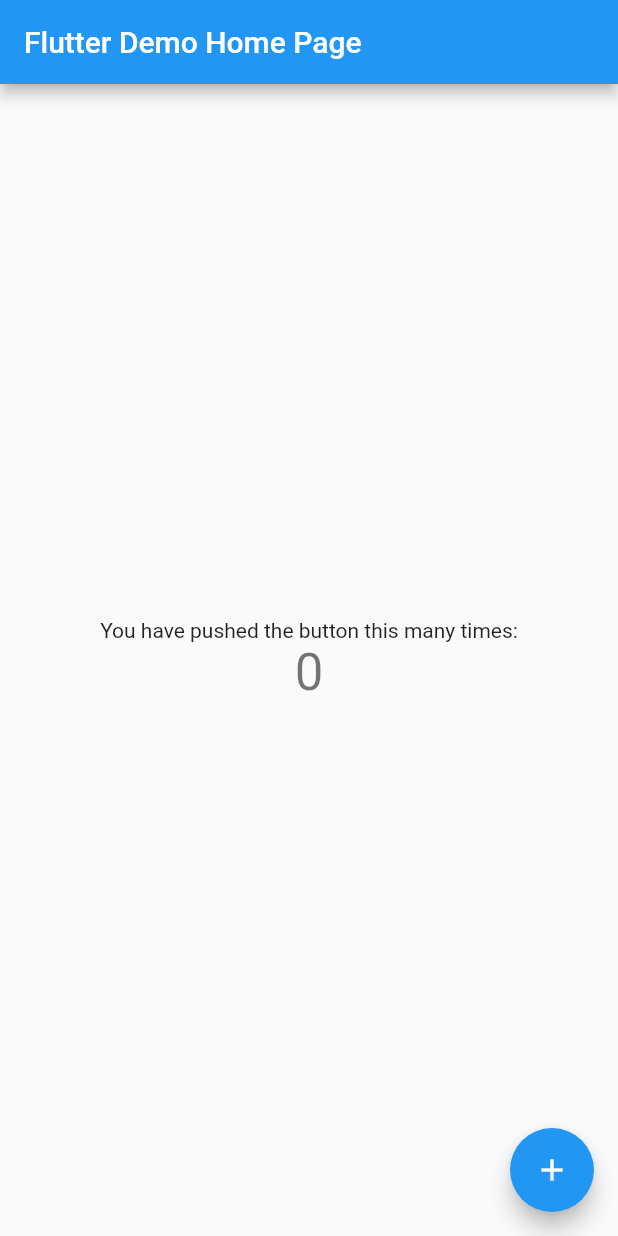
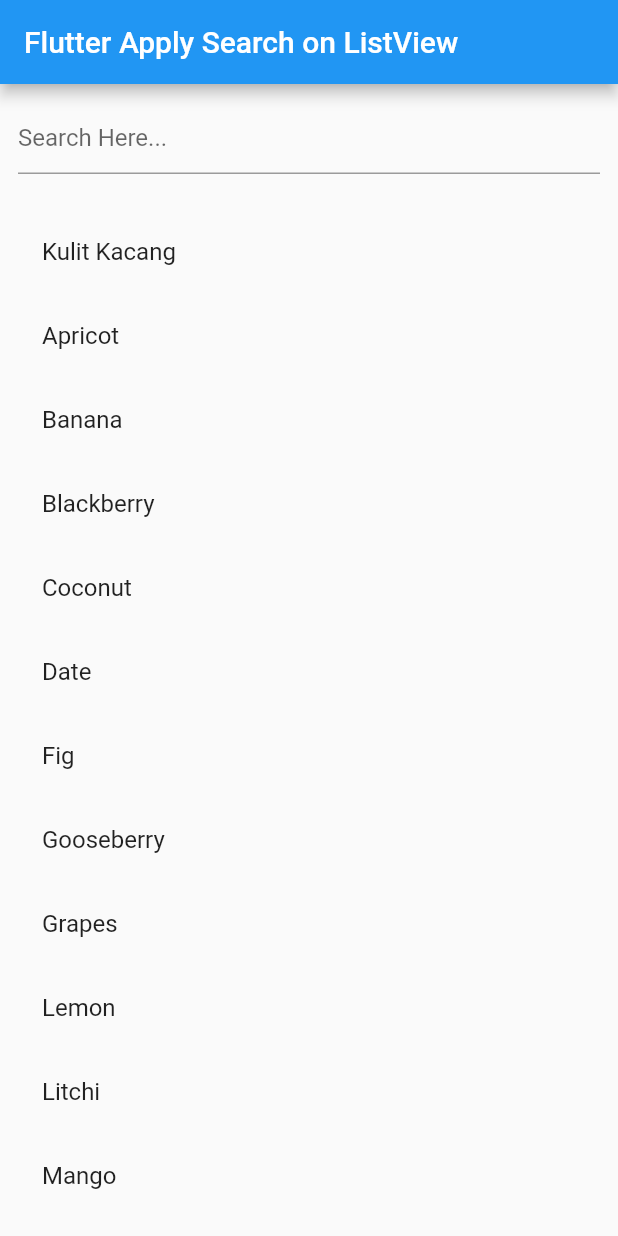
Before and after one commit to sarnuji28/latihan2, a Flutter app: the screen it shows after launch, on a phone screen of 412 x 824 dp. Run offline on Flutter 3.47's test engine with Material 2 defaults, Android fonts, the phone set to English and light mode, and no system bars.

Commit message:
add new code

```diff
--- a/lib/main.dart
+++ b/lib/main.dart
@@ -1,115 +1,90 @@
 import 'package:flutter/material.dart';
 
-void main() {
-  runApp(const MyApp());
-}
+void main() => runApp(MyApp());
 
 class MyApp extends StatelessWidget {
-  const MyApp({Key? key}) : super(key: key);
-
-  // This widget is the root of your application.
   @override
   Widget build(BuildContext context) {
     return MaterialApp(
-      title: 'Flutter Demo',
-      theme: ThemeData(
-        // This is the theme of your application.
-        //
-        // Try running your application with "flutter run". You'll see the
-        // application has a blue toolbar. Then, without quitting the app, try
-        // changing the primarySwatch below to Colors.green and then invoke
-        // "hot reload" (press "r" in the console where you ran "flutter run",
-        // or simply save your changes to "hot reload" in a Flutter IDE).
-        // Notice that the counter didn't reset back to zero; the application
-        // is not restarted.
-        primarySwatch: Colors.blue,
-      ),
-      home: const MyHomePage(title: 'Flutter Demo Home Page'),
+        home: Scaffold(
+            appBar: AppBar(
+                title: Text('Flutter Apply Search on ListView')
+            ),
+            body: Center(
+                child: ListSearch()
+            )
+        )
     );
   }
 }
 
-class MyHomePage extends StatefulWidget {
-  const MyHomePage({Key? key, required this.title}) : super(key: key);
-
-  // This widget is the home page of your application. It is stateful, meaning
-  // that it has a State object (defined below) that contains fields that affect
-  // how it looks.
-
-  // This class is the configuration for the state. It holds the values (in this
-  // case the title) provided by the parent (in this case the App widget) and
-  // used by the build method of the State. Fields in a Widget subclass are
-  // always marked "final".
-
-  final String title;
-
-  @override
-  State<MyHomePage> createState() => _MyHomePageState();
+class ListSearch extends StatefulWidget {
+  ListSearchState createState() => ListSearchState();
 }
 
-class _MyHomePageState extends State<MyHomePage> {
-  int _counter = 0;
+class ListSearchState extends State<ListSearch> {
 
-  void _incrementCounter() {
+  TextEditingController _textController = TextEditingController();
+
+  static List<String> mainDataList = [
+    "Kulit Kacang",
+    "Apricot",
+    "Banana",
+    "Blackberry",
+    "Coconut",
+    "Date",
+    "Fig",
+    "Gooseberry",
+    "Grapes",
+    "Lemon",
+    "Litchi",
+    "Mango",
+    "Orange",
+    "Papaya",
+    "Peach",
+    "Pineapple",
+    "Pomegranate",
+    "Starfruit"
+  ];
+
+// Copy Main List into New List.
+  List<String> newDataList = List.from(mainDataList);
+
+  onItemChanged(String value) {
     setState(() {
-      // This call to setState tells the Flutter framework that something has
-      // changed in this State, which causes it to rerun the build method below
-      // so that the display can reflect the updated values. If we changed
-      // _counter without calling setState(), then the build method would not be
-      // called again, and so nothing would appear to happen.
-      _counter++;
+      newDataList = mainDataList
+          .where((string) => string.toLowerCase().contains(value.toLowerCase()))
+          .toList();
     });
   }
 
   @override
   Widget build(BuildContext context) {
-    // This method is rerun every time setState is called, for instance as done
-    // by the _incrementCounter method above.
-    //
-    // The Flutter framework has been optimized to make rerunning build methods
-    // fast, so that you can just rebuild anything that needs updating rather
-    // than having to individually change instances of widgets.
     return Scaffold(
-      appBar: AppBar(
-        // Here we take the value from the MyHomePage object that was created by
-        // the App.build method, and use it to set our appbar title.
-        title: Text(widget.title),
+      body: Column(
+        children: <Widget>[
+          Padding(
+            padding: const EdgeInsets.all(12.0),
+            child: TextField(
+              controller: _textController,
+              decoration: InputDecoration(
+                hintText: 'Search Here...',
+              ),
+              onChanged: onItemChanged,
+            ),
+          ),
+          Expanded(
+            child: ListView(
+              padding: EdgeInsets.all(12.0),
+              children: newDataList.map((data) {
+                return ListTile(
+                  title: Text(data),
+                  onTap: ()=> print(data),);
+              }).toList(),
+            ),
+          )
+        ],
       ),
-      body: Center(
-        // Center is a layout widget. It takes a single child and positions it
-        // in the middle of the parent.
-        child: Column(
-          // Column is also a layout widget. It takes a list of children and
-          // arranges them vertically. By default, it sizes itself to fit its
-          // children horizontally, and tries to be as tall as its parent.
-          //
-          // Invoke "debug painting" (press "p" in the console, choose the
-          // "Toggle Debug Paint" action from the Flutter Inspector in Android
-          // Studio, or the "Toggle Debug Paint" command in Visual Studio Code)
-          // to see the wireframe for each widget.
-          //
-          // Column has various properties to control how it sizes itself and
-          // how it positions its children. Here we use mainAxisAlignment to
-          // center the children vertically; the main axis here is the vertical
-          // axis because Columns are vertical (the cross axis would be
-          // horizontal).
-          mainAxisAlignment: MainAxisAlignment.center,
-          children: <Widget>[
-            const Text(
-              'You have pushed the button this many times:',
-            ),
-            Text(
-              '$_counter',
-              style: Theme.of(context).textTheme.headline4,
-            ),
-          ],
-        ),
-      ),
-      floatingActionButton: FloatingActionButton(
-        onPressed: _incrementCounter,
-        tooltip: 'Increment',
-        child: const Icon(Icons.add),
-      ), // This trailing comma makes auto-formatting nicer for build methods.
     );
   }
 }
```
